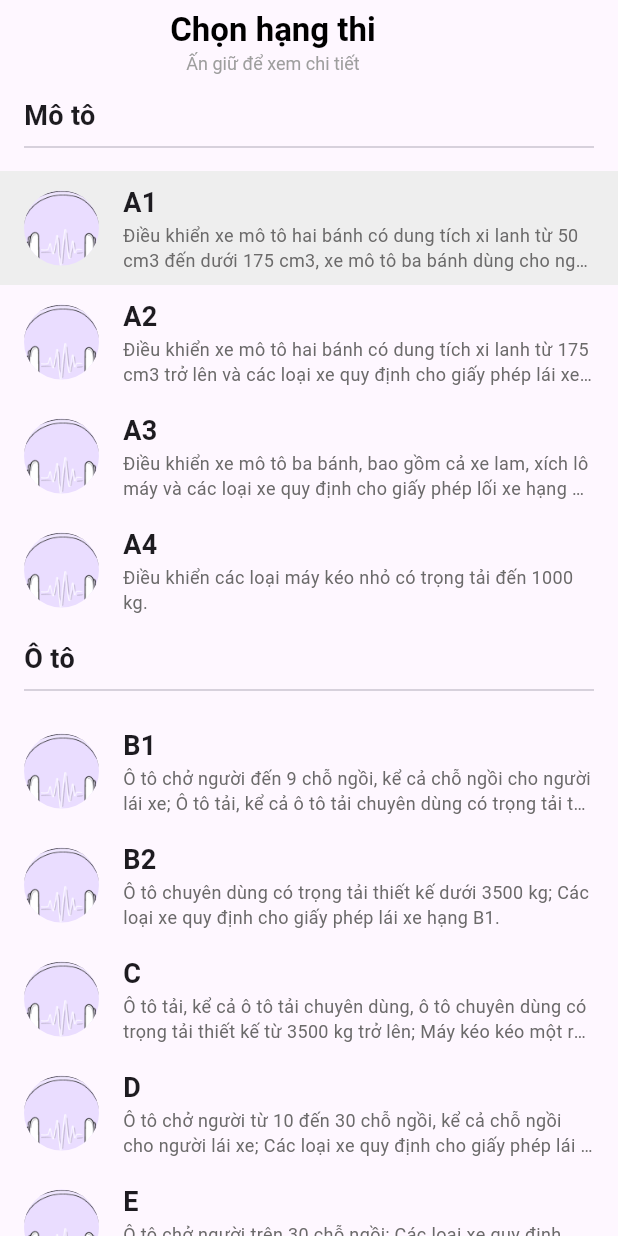
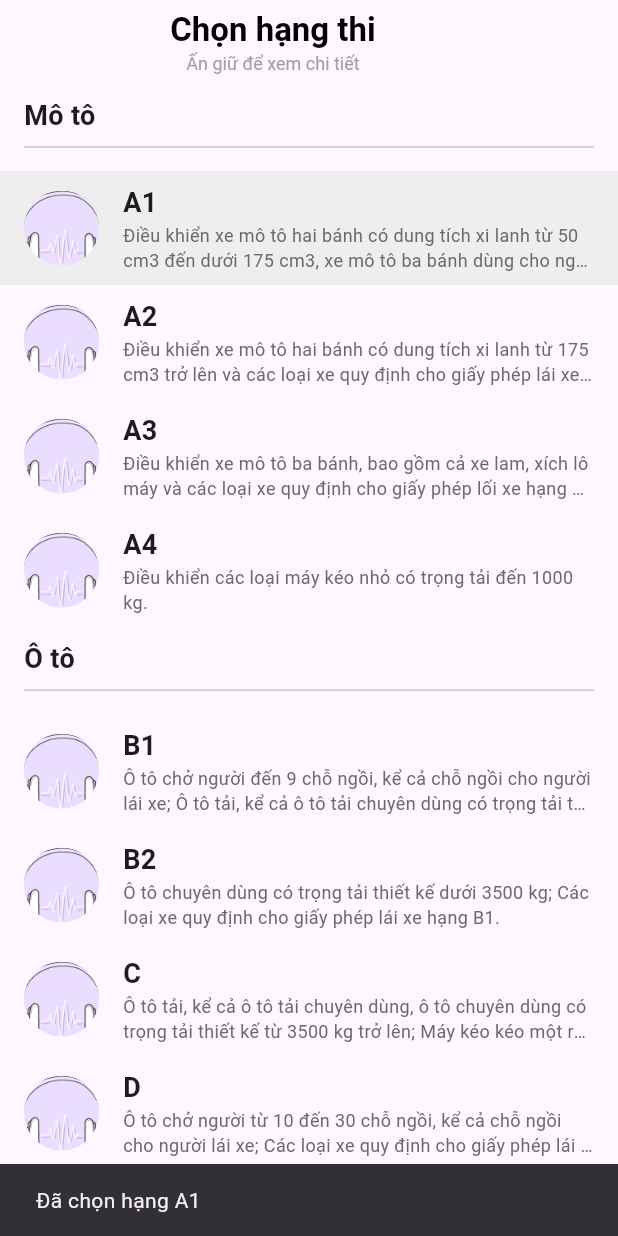
Before and after one commit to nguyencongtu2004/gplx, a Flutter app: the ChoseLicencesClassScreen screen opened by its route, after a tap on "A1", on a phone screen of 412 x 824 dp. Run offline on Flutter 3.47's test engine with Material 3 defaults, Android fonts, the phone set to English and light mode, and no system bars; our stand-ins replace csv, flutter_riverpod, go_router, sqflite, vibration; accounts and stored records are empty.

Commit message:
thông báo khi đổi hạng thi

```diff
--- a/lib/screen/chose_licence_class_screen.dart
+++ b/lib/screen/chose_licence_class_screen.dart
@@ -11,6 +11,15 @@ class ChoseLicencesClassScreen extends ConsumerWidget {
       BuildContext context, WidgetRef ref, LicenseClassItem item) {
     print('Chọn hạng thi ${item.title}');
     ref.read(licenseClassProvider.notifier).changeLicenseClass(item.title);
+
+    // toast thông báo
+    ScaffoldMessenger.of(context).clearSnackBars();
+    ScaffoldMessenger.of(context).showSnackBar(
+      SnackBar(
+        content: Text('Đã chọn hạng ${item.title}'),
+        duration: const Duration(seconds: 1),
+      ),
+    );
   }
 
   void showLicenseClassDetail(
--- a/lib/screen/profile_screen.dart
+++ b/lib/screen/profile_screen.dart
@@ -224,7 +224,7 @@ class _ProfileScreenState extends ConsumerState<ProfileScreen> {
                 onTap: onChangeLicense,
                 leading: const Icon(Icons.star),
                 title: Text(
-                  ref.watch(licenseClassProvider),
+                  'Hạng ${ref.watch(licenseClassProvider)}',
                   style: const TextStyle(fontWeight: FontWeight.bold),
                 ),
                 trailing: const Row(
```
